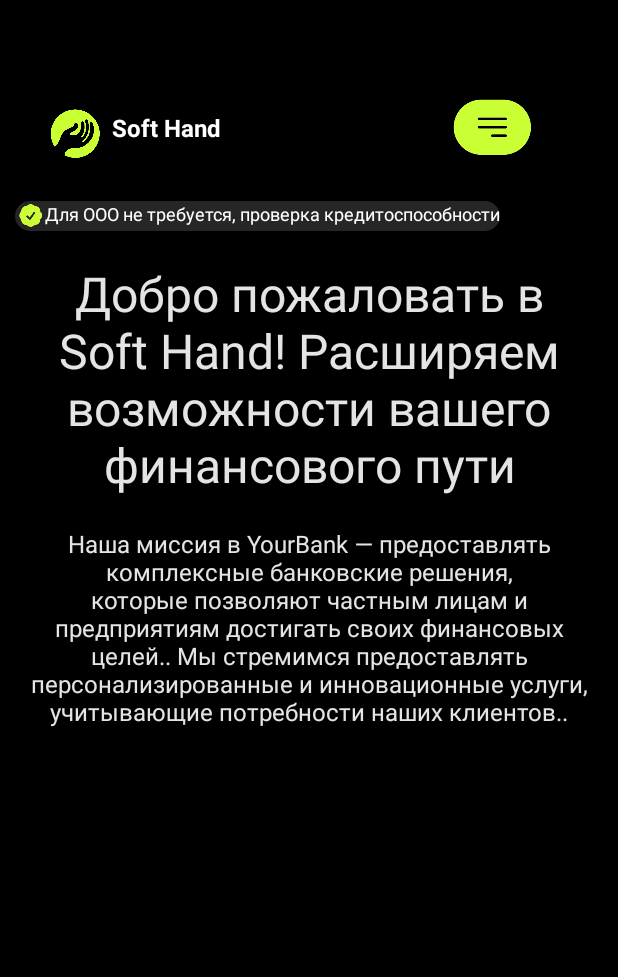
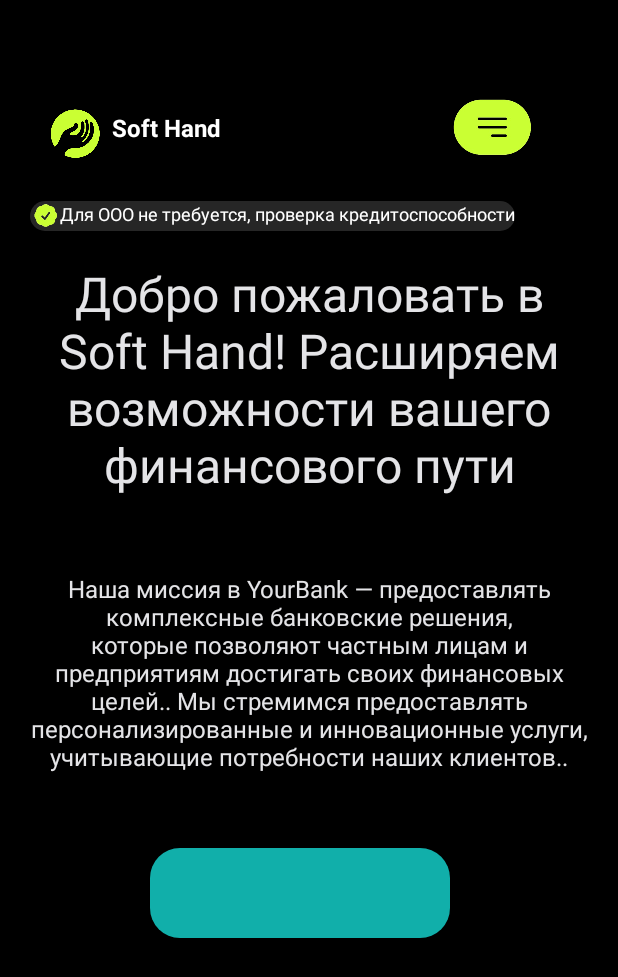
Before and after one commit to Adil01022004/Soft-Hand-App, an Android app: the screen it shows after launch (MainActivity), on a phone screen of 412 x 824 dp. Shown: the top 977 px of the screen. Run offline under Robolectric (Android 15) with nearby library versions, the phone set to English and light mode, and no system bars.

Commit message:
Initial commit

```diff
--- /dev/null
+++ b/app/src/main/res/drawable/button_background.xml
@@ -0,0 +1,5 @@
+<shape xmlns:android="http://schemas.android.com/apk/res/android"
+    android:shape="rectangle">
+    <corners android:radius="20dp" /> <!-- Здесь 20dp - это радиус углов в пикселях или другой единице измерения -->
+    <solid android:color="#11AFAA" /> <!-- Задайте нужный цвет фона -->
+</shape>
--- a/app/src/main/res/layout/activity_main.xml
+++ b/app/src/main/res/layout/activity_main.xml
@@ -55,8 +55,8 @@
     <LinearLayout
         android:layout_width="wrap_content"
         android:layout_height="20dp"
-        android:layout_marginLeft="10dp"
-        android:layout_marginRight="10dp"
+        android:layout_marginLeft="20dp"
+
         android:background="@drawable/tint_background">
         <ImageView
             android:layout_width="20dp"
@@ -91,6 +91,7 @@
     </TextView>
 
     <TextView
+        android:layout_marginVertical="50dp"
         android:layout_width="wrap_content"
         android:layout_height="wrap_content"
         android:text="@string/welcome_text_description"
@@ -99,7 +100,18 @@
         android:layout_marginTop="20dp"
         android:paddingEnd="20dp"
         android:paddingStart="20dp"
-        android:textSize="16sp">
+        android:textSize="16sp"
+        >
+
+    </TextView>
+
+    <TextView
+        android:layout_width="wrap_content"
+        android:layout_height="wrap_content"
+        android:background="@drawable/button_background"
+        android:width="200dp"
+        android:height="60dp"
+        android:layout_marginLeft="100dp">
 
     </TextView>
 
```
